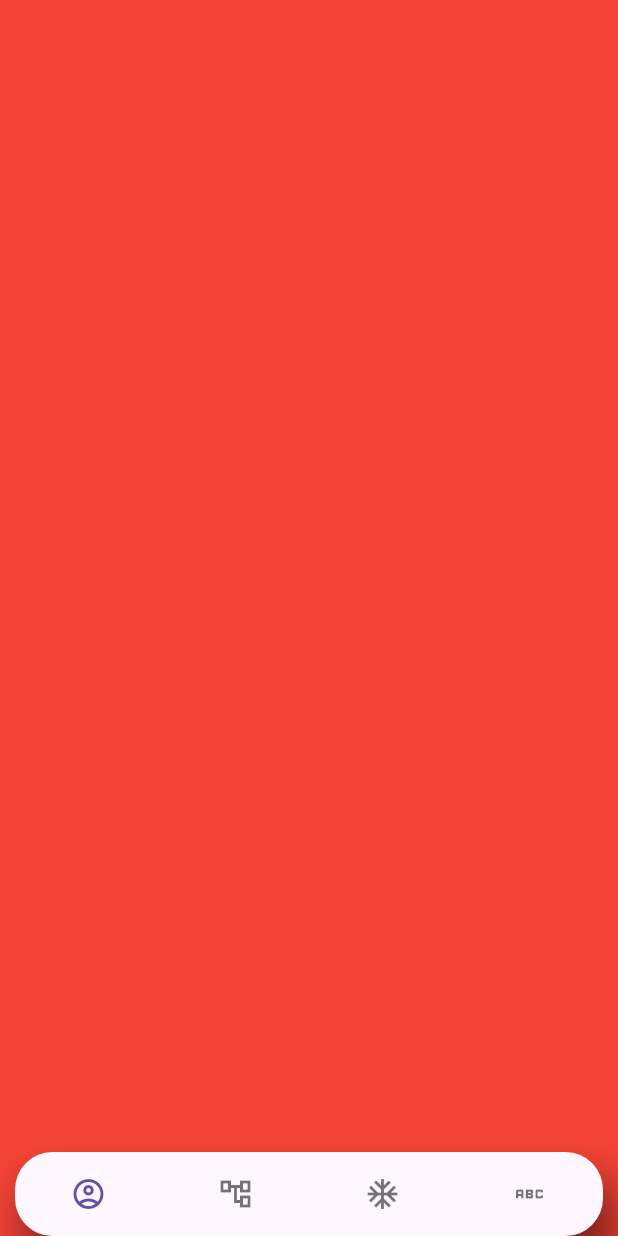
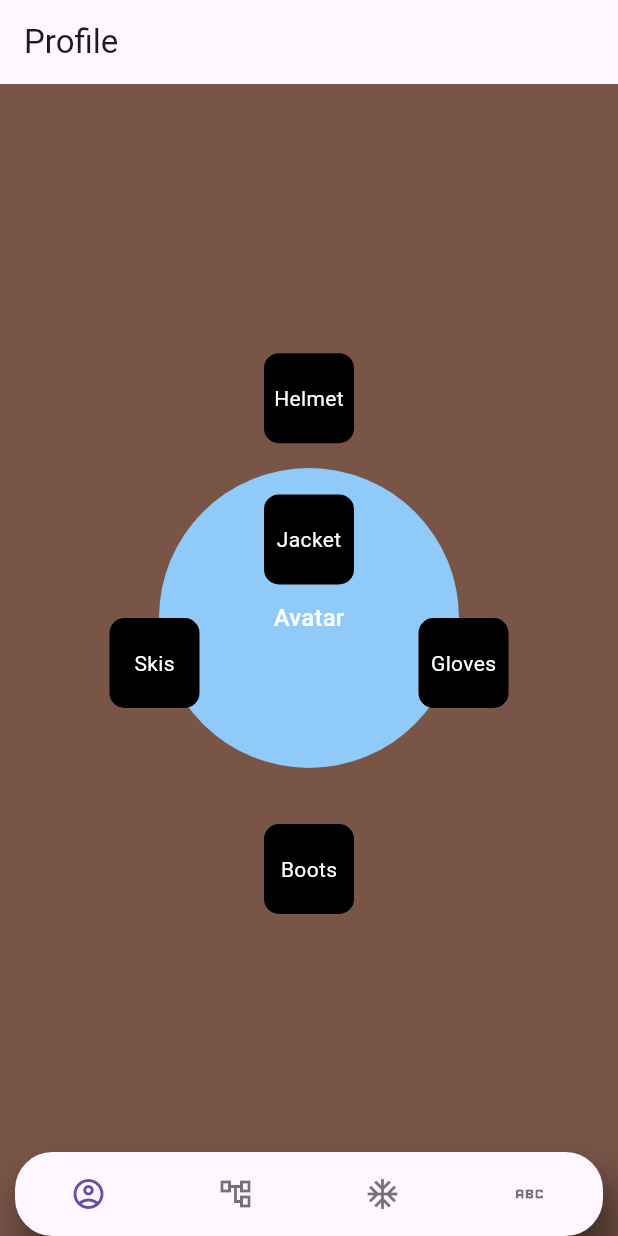
Before and after one commit to JoannVetter/ski_planner, a Flutter app: the screen it shows after launch, on a phone screen of 412 x 824 dp. Run offline on Flutter 3.47's test engine with Material 3 defaults, Android fonts, the phone set to English and light mode, and no system bars; our stand-ins replace get.

Commit message:
(feat) profiles: Refactored profiles screen with 5 items. Adapted items position to screen size.

```diff
--- a/lib/routes/routes.dart
+++ b/lib/routes/routes.dart
@@ -1,5 +1,5 @@
+import 'package:get/get.dart';
 import 'package:ski_planner/views/pages/profile_page.dart';
-import 'package:get/get.dart';
 import 'package:ski_planner/views/pages/friends_page.dart';
 import 'package:ski_planner/views/pages/settings_page.dart';
 import 'package:ski_planner/views/pages/trips_page.dart';
--- a/lib/views/pages/profile_page.dart
+++ b/lib/views/pages/profile_page.dart
@@ -8,16 +8,127 @@ class ProfilePage extends StatefulWidget {
   State<ProfilePage> createState() => _ProfilePageState();
 }
 class _ProfilePageState extends State<ProfilePage> {
+  List<bool> isAvailable = [false, false, false, false, false];
+  List<String> profileItems = ['Helmet', 'Jacket', 'Skis', 'Boots', 'Gloves'];
+  double avatarRadius = 100;
+  double containerSize = 60;
+  double screenWidth = 0;
+  double screenHeight = 0;
+  // Positions of items
+  List<Offset> equipmentPositions = [
+    Offset(0, 0), // Helmet position
+    Offset(0, 0), // Jacket position
+    Offset(0, 0), // Skis position
+    Offset(0, 0), // Boots position
+    Offset(0, 0), // Gloves position
+  ];
+
+  // Saves items used
+  List<String?> equippedItems = [null, null, null, null, null];
 
   @override
   Widget build(BuildContext context) {
+    screenWidth = MediaQuery.sizeOf(context).width;
+    screenHeight = MediaQuery.sizeOf(context).height;
+    equipmentPositions[0] = Offset(screenWidth/2-containerSize/2, screenHeight/3.5); // Helmet position
+    equipmentPositions[1] = Offset(screenWidth/2-containerSize/2, screenHeight/2.5); // Jacket position
+    equipmentPositions[2] = Offset(0.5*screenWidth/2-containerSize/2, screenHeight/2); // Skis position
+    equipmentPositions[3] = Offset(screenWidth/2-containerSize/2, screenHeight/1.5); // Boots position
+    equipmentPositions[4] = Offset(1.5*screenWidth/2-containerSize/2, screenHeight/2); // Gloves position
     return Scaffold(
+      appBar: AppBar(
+        title: Text('Profile'),
+      ),
+      body: Stack(
+        children: [
+          // Draw avatar
+          Positioned(
+            left: screenWidth/2-avatarRadius,
+            top: screenHeight/2-avatarRadius,
+            child: CircleAvatar(
+              radius: avatarRadius,
+              backgroundColor: Colors.blue[200],
+              child: Text(
+                'Avatar',
+                style: TextStyle(color: Colors.white),
+              ),
+            ),
+          ),
+          // Draw items slots
+          for (int i = 0; i < equipmentPositions.length; i++)
+            Positioned(
+              left: equipmentPositions[i].dx,
+              top: equipmentPositions[i].dy,
+              child: GestureDetector(
+                onTap: () {
+                  _showItemSelectionDialog(i);
+                },
+                child: Container(
+                  width: containerSize,
+                  height: containerSize,
+                  decoration: BoxDecoration(
+                    color: isAvailable[i] ? Colors.green : (equippedItems[i] == null ? Colors.black : Colors.transparent),
+                    border: Border.all(color: Colors.black, width: 2),
+                    borderRadius: BorderRadius.circular(10),
+                  ),
+                  child: equippedItems[i] != null
+                      ? Center(
+                    child: Text(
+                      equippedItems[i]!,
+                      style: TextStyle(color: Colors.white),
+                    ),
+                  )
+                      : Center(
+                    child: Text(profileItems[i],
+                      style: TextStyle(color: Colors.white),
+                    )
+                  ),
+                ),
+              ),
+            ),
+        ],
+      ),
       bottomNavigationBar: NavBar(
         index: 0,
       ),
-      backgroundColor: Colors.red,
+      backgroundColor: Colors.brown,
       extendBody: true,
       extendBodyBehindAppBar: true,
     );
   }
+  // Display dialog screen to select if item is available or not
+  void _showItemSelectionDialog(int positionIndex) {
+    showDialog(
+      context: context,
+      builder: (BuildContext context) {
+        return AlertDialog(
+          title: Text('Select one'),
+          content: Column(
+            mainAxisSize: MainAxisSize.min,
+            children: [
+              ListTile(
+                title: Text('None'),
+                onTap: () {
+                  setState(() {
+                    equippedItems[positionIndex] = null;
+                    isAvailable[positionIndex] = false;
+                  });
+                  Navigator.of(context).pop();
+                },
+              ),
+              ListTile(
+                title: Text('Available'),
+                onTap: () {
+                  setState(() {
+                    isAvailable[positionIndex] = true;
+                  });
+                  Navigator.of(context).pop();
+                },
+              ),
+            ],
+          ),
+        );
+      },
+    );
+  }
 }
```
